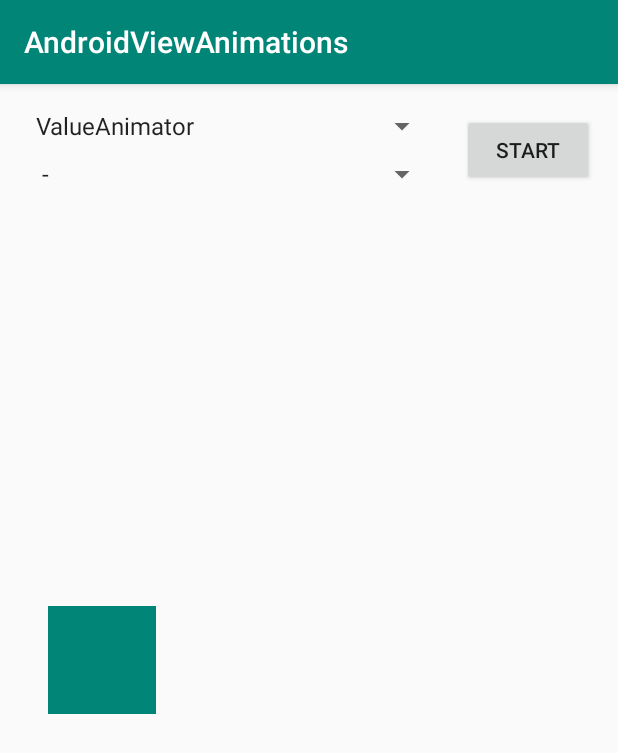
After one commit to Lettucech/AndroidViewAnimations, an Android app: the PropertyAnimationFragment screen opened through its navigation route, on a phone screen of 412 x 824 dp. The commit adds this screen. Shown: the top 753 px of the screen. Run offline under Robolectric (Android 15) with nearby library versions, the phone set to English and light mode, and no system bars.

Commit message:
added 1st draft Value Animator demo

```diff
--- a/app/build.gradle
+++ b/app/build.gradle
@@ -31,4 +31,6 @@ dependencies {
     testImplementation 'junit:junit:4.12'
     androidTestImplementation 'androidx.test.ext:junit:1.1.1'
     androidTestImplementation 'androidx.test.espresso:espresso-core:3.2.0'
+    implementation 'androidx.navigation:navigation-fragment-ktx:2.0.0'
+    implementation 'androidx.navigation:navigation-ui-ktx:2.0.0'
 }
--- a/app/src/main/java/io/github/lettucech/example/android/viewanimations/MainActivity.kt
+++ b/app/src/main/java/io/github/lettucech/example/android/viewanimations/MainActivity.kt
@@ -1,7 +1,9 @@
 package io.github.lettucech.example.android.viewanimations
 
+import android.animation.ObjectAnimator
 import androidx.appcompat.app.AppCompatActivity
 import android.os.Bundle
+import kotlinx.android.synthetic.main.activity_main.*
 
 class MainActivity : AppCompatActivity() {
 
--- /dev/null
+++ b/app/src/main/java/io/github/lettucech/example/android/viewanimations/fragment/MenuFragment.kt
@@ -0,0 +1,28 @@
+package io.github.lettucech.example.android.viewanimations.fragment
+
+import android.os.Bundle
+import android.view.LayoutInflater
+import android.view.View
+import android.view.ViewGroup
+import androidx.fragment.app.Fragment
+import androidx.navigation.fragment.findNavController
+import io.github.lettucech.example.android.viewanimations.R
+import kotlinx.android.synthetic.main.fragment_menu.*
+
+/**
+ * Created by Brian Ho on 2019-07-12.
+ */
+class MenuFragment: Fragment() {
+    override fun onCreateView(
+        inflater: LayoutInflater,
+        container: ViewGroup?,
+        savedInstanceState: Bundle?
+    ): View? {
+        return inflater.inflate(R.layout.fragment_menu, container, false)
+    }
+
+    override fun onViewCreated(view: View, savedInstanceState: Bundle?) {
+        super.onViewCreated(view, savedInstanceState)
+        btn_property_animation.setOnClickListener { findNavController().navigate(R.id.action_menuFragment_to_propertyAnimationFragment) }
+    }
+}
--- /dev/null
+++ b/app/src/main/java/io/github/lettucech/example/android/viewanimations/fragment/PropertyAnimationFragment.kt
@@ -0,0 +1,81 @@
+package io.github.lettucech.example.android.viewanimations.fragment
+
+import android.animation.TimeInterpolator
+import android.animation.ValueAnimator
+import android.os.Bundle
+import android.view.LayoutInflater
+import android.view.View
+import android.view.ViewGroup
+import android.widget.ArrayAdapter
+import androidx.core.view.marginRight
+import androidx.fragment.app.Fragment
+import io.github.lettucech.example.android.viewanimations.R
+import io.github.lettucech.example.android.viewanimations.util.AnimatorType
+import io.github.lettucech.example.android.viewanimations.util.InterpolatorType
+import kotlinx.android.synthetic.main.fragment_property_animation.*
+
+/**
+ * Created by Brian Ho on 2019-07-12.
+ */
+class PropertyAnimationFragment : Fragment() {
+    override fun onCreateView(
+        inflater: LayoutInflater,
+        container: ViewGroup?,
+        savedInstanceState: Bundle?
+    ): View? {
+        return inflater.inflate(R.layout.fragment_property_animation, container, false)
+    }
+
+    override fun onViewCreated(view: View, savedInstanceState: Bundle?) {
+        super.onViewCreated(view, savedInstanceState)
+
+        val animatorAdapter = ArrayAdapter(
+            requireContext(),
+            android.R.layout.simple_spinner_item,
+            AnimatorType.toLabelArray()
+        )
+        animatorAdapter.setDropDownViewResource(android.R.layout.simple_spinner_dropdown_item)
+        spinner_animator.adapter = animatorAdapter
+
+        val interpolatorAdapter = ArrayAdapter(
+            requireContext(),
+            android.R.layout.simple_spinner_item,
+            ArrayList<String>().apply {
+                add(" - ")
+                addAll(InterpolatorType.toLabelArray())
+            }
+        )
+        interpolatorAdapter.setDropDownViewResource(android.R.layout.simple_spinner_dropdown_item)
+        spinner_interpolator.adapter = interpolatorAdapter
+
+
+        btn_start_animation.setOnClickListener {
+            when (spinner_animator.selectedItemPosition) {
+                0 -> startValueAnimation()
+            }
+        }
+    }
+
+    private fun getSelectedInterpolator(): TimeInterpolator? {
+        return if (spinner_interpolator.selectedItemPosition == 0) {
+            null
+        } else {
+            val selectedType =
+                InterpolatorType.values()[spinner_interpolator.selectedItemPosition - 1]
+            InterpolatorType.createInterpolator(selectedType)
+        }
+    }
+
+    private fun startValueAnimation() {
+        val animationValue =
+            (resources.displayMetrics.widthPixels - view_animation_object.width - view_animation_object.marginRight * 2).toFloat()
+        val animation = ValueAnimator.ofFloat(animationValue).apply {
+            duration = 1000
+            interpolator = getSelectedInterpolator()
+            addUpdateListener { updatedAnimation ->
+                view_animation_object.translationX = updatedAnimation.animatedValue as Float
+            }
+        }
+        animation.start()
+    }
+}
--- /dev/null
+++ b/app/src/main/java/io/github/lettucech/example/android/viewanimations/util/AnimatorType.kt
@@ -0,0 +1,17 @@
+package io.github.lettucech.example.android.viewanimations.util
+
+/**
+ * Created by Brian Ho on 2019-07-16.
+ */
+enum class AnimatorType(val label: String) {
+    VALUE_ANIMATOR("ValueAnimator"),
+    OBJECT_ANIMATOR("ObjectAnimator");
+
+    companion object {
+        fun toLabelArray() = ArrayList<String>().apply {
+            values().iterator().forEach {
+                add(it.label)
+            }
+        }
+    }
+}
--- a/app/src/main/res/layout/activity_main.xml
+++ b/app/src/main/res/layout/activity_main.xml
@@ -1,18 +1,18 @@
 <?xml version="1.0" encoding="utf-8"?>
-<androidx.constraintlayout.widget.ConstraintLayout xmlns:android="http://schemas.android.com/apk/res/android"
+<androidx.constraintlayout.widget.ConstraintLayout
+    xmlns:android="http://schemas.android.com/apk/res/android"
     xmlns:app="http://schemas.android.com/apk/res-auto"
     xmlns:tools="http://schemas.android.com/tools"
     android:layout_width="match_parent"
     android:layout_height="match_parent"
     tools:context=".MainActivity">
 
-    <TextView
-        android:layout_width="wrap_content"
-        android:layout_height="wrap_content"
-        android:text="Hello World!"
-        app:layout_constraintBottom_toBottomOf="parent"
-        app:layout_constraintLeft_toLeftOf="parent"
-        app:layout_constraintRight_toRightOf="parent"
-        app:layout_constraintTop_toTopOf="parent" />
+    <fragment
+        android:id="@+id/fragment_nav_host"
+        android:name="androidx.navigation.fragment.NavHostFragment"
+        android:layout_width="match_parent"
+        android:layout_height="match_parent"
+        app:defaultNavHost="true"
+        app:navGraph="@navigation/nav_graph_main" />
 
 </androidx.constraintlayout.widget.ConstraintLayout>
--- /dev/null
+++ b/app/src/main/res/layout/fragment_property_animation.xml
@@ -0,0 +1,58 @@
+<?xml version="1.0" encoding="utf-8"?>
+<androidx.constraintlayout.widget.ConstraintLayout
+    android:id="@+id/layout_root"
+    xmlns:android="http://schemas.android.com/apk/res/android"
+    xmlns:app="http://schemas.android.com/apk/res-auto"
+    xmlns:tools="http://schemas.android.com/tools"
+    android:layout_width="match_parent"
+    android:layout_height="match_parent"
+    tools:context=".fragment.PropertyAnimationFragment">
+
+    <Spinner
+        android:id="@+id/spinner_animator"
+        android:layout_width="0dp"
+        android:layout_height="wrap_content"
+        android:layout_marginStart="16dp"
+        android:layout_marginTop="16dp"
+        android:layout_marginEnd="16dp"
+        app:layout_constraintEnd_toStartOf="@+id/btn_start_animation"
+        app:layout_constraintStart_toStartOf="parent"
+        app:layout_constraintTop_toTopOf="parent" />
+
+    <Spinner
+        android:id="@+id/spinner_interpolator"
+        android:layout_width="0dp"
+        android:layout_height="wrap_content"
+        android:layout_marginStart="16dp"
+        android:layout_marginTop="8dp"
+        android:layout_marginEnd="16dp"
+        app:layout_constraintEnd_toStartOf="@+id/btn_start_animation"
+        app:layout_constraintHorizontal_bias="1.0"
+        app:layout_constraintStart_toStartOf="parent"
+        app:layout_constraintTop_toBottomOf="@+id/spinner_animator" />
+
+    <Button
+        android:id="@+id/btn_start_animation"
+        android:layout_width="wrap_content"
+        android:layout_height="wrap_content"
+        android:layout_marginEnd="16dp"
+        android:text="Start"
+        app:layout_constraintBottom_toBottomOf="@+id/spinner_interpolator"
+        app:layout_constraintEnd_toEndOf="parent"
+        app:layout_constraintTop_toTopOf="@+id/spinner_animator" />
+
+
+    <View
+        android:id="@+id/view_animation_object"
+        android:layout_width="72dp"
+        android:layout_height="72dp"
+        android:layout_marginStart="32dp"
+        android:layout_marginEnd="32dp"
+        android:background="@color/colorPrimary"
+        app:layout_constraintBottom_toBottomOf="parent"
+        app:layout_constraintEnd_toEndOf="parent"
+        app:layout_constraintHorizontal_bias="0.0"
+        app:layout_constraintStart_toStartOf="parent"
+        app:layout_constraintTop_toTopOf="parent" />
+
+</androidx.constraintlayout.widget.ConstraintLayout>
--- /dev/null
+++ b/app/src/main/res/navigation/nav_graph_main.xml
@@ -0,0 +1,21 @@
+<?xml version="1.0" encoding="utf-8"?>
+<navigation xmlns:android="http://schemas.android.com/apk/res/android"
+    xmlns:app="http://schemas.android.com/apk/res-auto"
+    xmlns:tools="http://schemas.android.com/tools"
+    android:id="@+id/nav_graph_main"
+    app:startDestination="@id/menuFragment">
+    <fragment
+        android:id="@+id/menuFragment"
+        android:name="io.github.lettucech.example.android.viewanimations.fragment.MenuFragment"
+        android:label="MenuFragment"
+        tools:layout="@layout/fragment_menu">
+        <action
+            android:id="@+id/action_menuFragment_to_propertyAnimationFragment"
+            app:destination="@id/propertyAnimationFragment" />
+    </fragment>
+    <fragment
+        android:id="@+id/propertyAnimationFragment"
+        android:name="io.github.lettucech.example.android.viewanimations.fragment.PropertyAnimationFragment"
+        android:label="PropertyAnimationFragment"
+        tools:layout="@layout/fragment_property_animation" />
+</navigation>
```
Also changed, not shown: app/src/main/java/io/github/lettucech/example/android/viewanimations/util/InterpolatorType.kt (added, +41 -0 lines), app/src/main/res/layout/fragment_menu.xml (added, +48 -0 lines).
